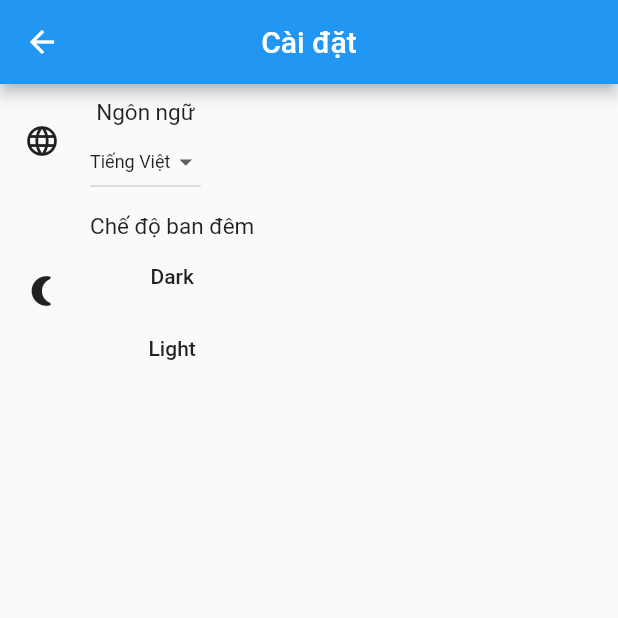
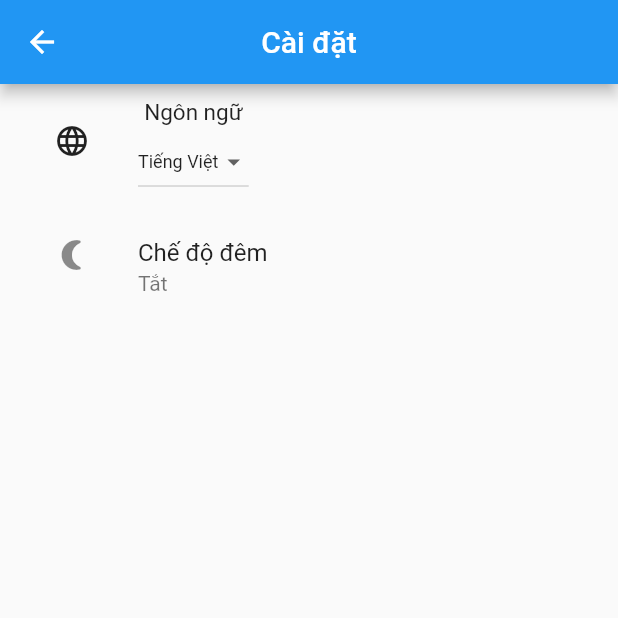
Before and after one commit to NoiVu/practise_english_app, a Flutter app: the SetUp screen opened directly, on a phone screen of 412 x 824 dp, the top half of it. Run offline on Flutter 3.47's test engine with Material 2 defaults, Android fonts, the phone set to English and light mode, and no system bars; our stand-ins replace percent_indicator; missing offline and left inert: day_night_switcher.

Commit message:
update version 2.0

```diff
--- a/lib/blocs/theme.dart
+++ b/lib/blocs/theme.dart
@@ -1,6 +1,7 @@
 import 'package:flutter/material.dart';
 
 class ThemeChanger with ChangeNotifier {
+  bool isDarkModeEnabled = false;
   ThemeData _themeData;
 
   ThemeChanger(this._themeData);
@@ -8,6 +9,13 @@ class ThemeChanger with ChangeNotifier {
   getThemeData() => _themeData;
 
   setThemeData(ThemeData theme) {
+    if (isDarkModeEnabled == false) {
+      isDarkModeEnabled = true;
+      print('chay true');
+    } else {
+      isDarkModeEnabled = false;
+      print('chay false');
+    }
     _themeData = theme;
     notifyListeners();
   }
--- a/lib/components/set_up.dart
+++ b/lib/components/set_up.dart
@@ -3,6 +3,8 @@ import 'package:flutter/cupertino.dart';
 import 'package:flutter/material.dart';
 import 'package:practise_english_app/blocs/theme.dart';
 import 'package:provider/provider.dart';
+
+bool isDarkModeEnabled = false;
 
 class SetUp extends StatelessWidget {
   @override
@@ -17,11 +19,11 @@ class SetUp extends StatelessWidget {
           Row(
             children: [
               Padding(
-                padding: const EdgeInsets.only(left: 16),
+                padding: const EdgeInsets.only(left: 36),
                 child: Icon(Icons.language),
               ),
               Padding(
-                padding: const EdgeInsets.only(left: 20, top: 10),
+                padding: const EdgeInsets.only(left: 32, top: 10),
                 child: Column(
                   children: [
                     Text(
@@ -34,25 +36,9 @@ class SetUp extends StatelessWidget {
               ),
             ],
           ),
-          Row(
-            children: [
-              Padding(
-                padding: const EdgeInsets.only(left: 16),
-                child: Icon(Icons.nightlight_round),
-              ),
-              Padding(
-                padding: const EdgeInsets.only(left: 20, top: 10),
-                child: Column(
-                  children: [
-                    Text(
-                      'Chế độ ban đêm',
-                      style: TextStyle(fontSize: 15),
-                    ),
-                    HomePage(),
-                  ],
-                ),
-              ),
-            ],
+          Padding(
+            padding: const EdgeInsets.only(left: 20, top: 10),
+            child: HomePage(),
           ),
         ],
       ),
@@ -75,10 +61,6 @@ class _ChangLanguageState extends State<ChangLanguage> {
       icon: const Icon(Icons.arrow_drop_down),
       iconSize: 20,
       elevation: 15,
-      // underline: Container(
-      //   height: 2,
-      //   color: Colors.grey.shade300,
-      // ),
       onChanged: (String newValue) {
         setState(() {
           dropDownValue = newValue;
@@ -102,17 +84,15 @@ class HomePage extends StatelessWidget {
   @override
   Widget build(BuildContext context) {
     ThemeChanger _themeChanger = Provider.of<ThemeChanger>(context);
-    return Container(
-          child: Column(
-            children: [
-              FlatButton(
-                  onPressed: () => _themeChanger.setThemeData(ThemeData.dark()),
-                  child: Text('Dark')),
-              FlatButton(
-                  onPressed: () => _themeChanger.setThemeData(ThemeData.light()),
-                  child: Text('Light'))
-            ],
-          ),
-        );
+    return ListTile(
+      onTap: () {
+        _themeChanger.isDarkModeEnabled
+            ? _themeChanger.setThemeData(ThemeData.light())
+            : _themeChanger.setThemeData(ThemeData.dark());
+      },
+      leading: Icon(Icons.nightlight_round,),
+      title: Text('Chế độ đêm'),
+      subtitle: _themeChanger.isDarkModeEnabled ? Text('Bật') : Text('Tắt'),
+    );
   }
 }
```
